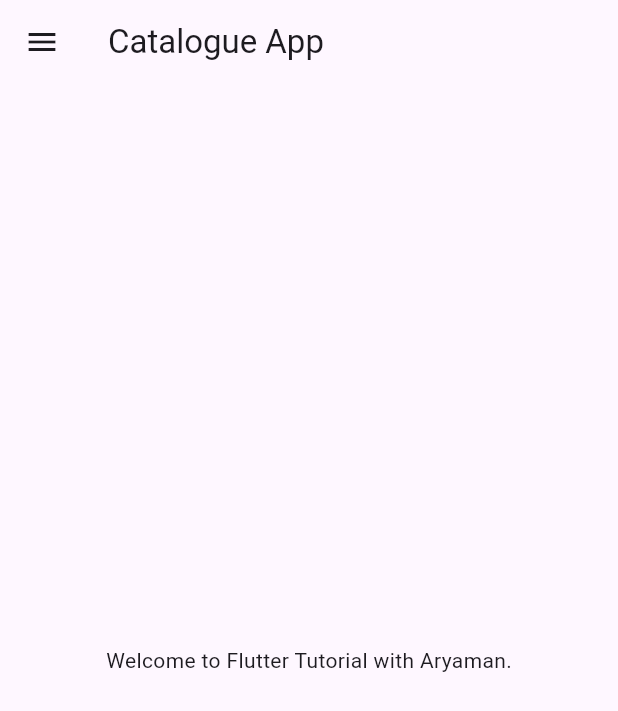
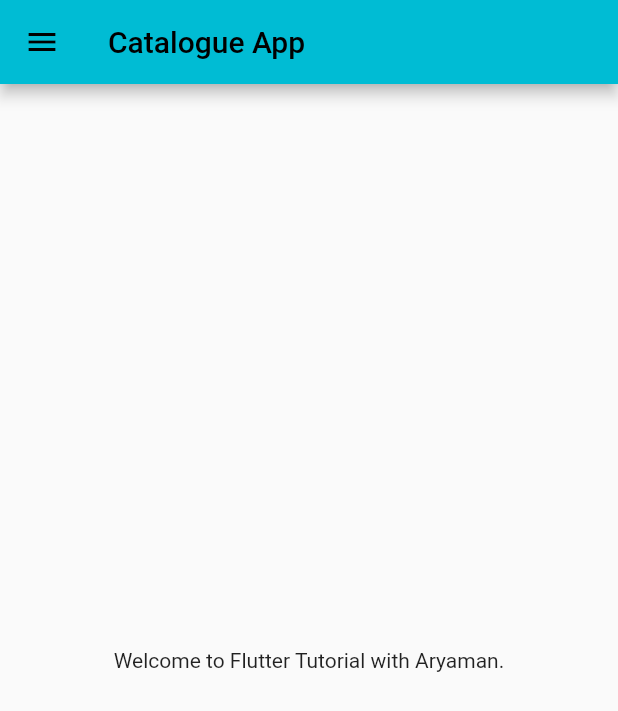
Before and after one commit to aryamanbansal15/LearningFlutter, a Flutter app: the screen it shows after launch, on a phone screen of 412 x 824 dp. Shown: the top 711 px of the screen. Run offline on Flutter 3.47's test engine with Material 3 defaults, Android fonts, the phone set to English and light mode, and no system bars.

Commit message:
Day 3 Completed

```diff
--- a/lib/main.dart
+++ b/lib/main.dart
@@ -1,5 +1,6 @@
 import 'package:flutter/material.dart';
-import 'home_page.dart';
+import 'package:fourth_app/Pages/login_page.dart';
+import 'Pages/home_page.dart';
 
 void main(){
   runApp(MyApp());
@@ -11,7 +12,20 @@ class MyApp extends StatelessWidget {
   @override
   Widget build(BuildContext context) {
     return MaterialApp(
-      home: HomePage(),
+      /* home: HomePage(),*/
+      themeMode: ThemeMode.light,
+      theme: ThemeData(
+        useMaterial3: false,
+        primarySwatch: Colors.cyan,
+      ),
+      darkTheme: ThemeData(
+        brightness: Brightness.dark,
+      ),
+      initialRoute : "/home",
+      routes: {
+        "/":(context) => LoginPage(), // Run By Default
+        "/home":(context) => HomePage(),
+      },
     );
   }
 }
```
Also changed, not shown: lib/Pages/login_page.dart (added, +19 -0 lines), lib/Pages/home_page.dart (renamed from lib/home_page.dart).
